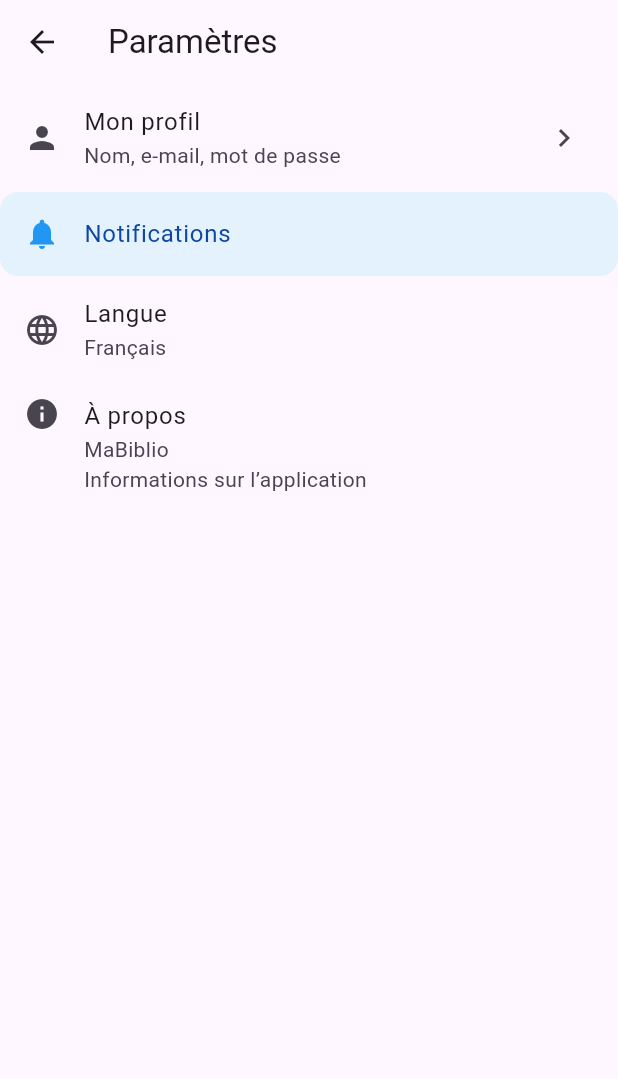
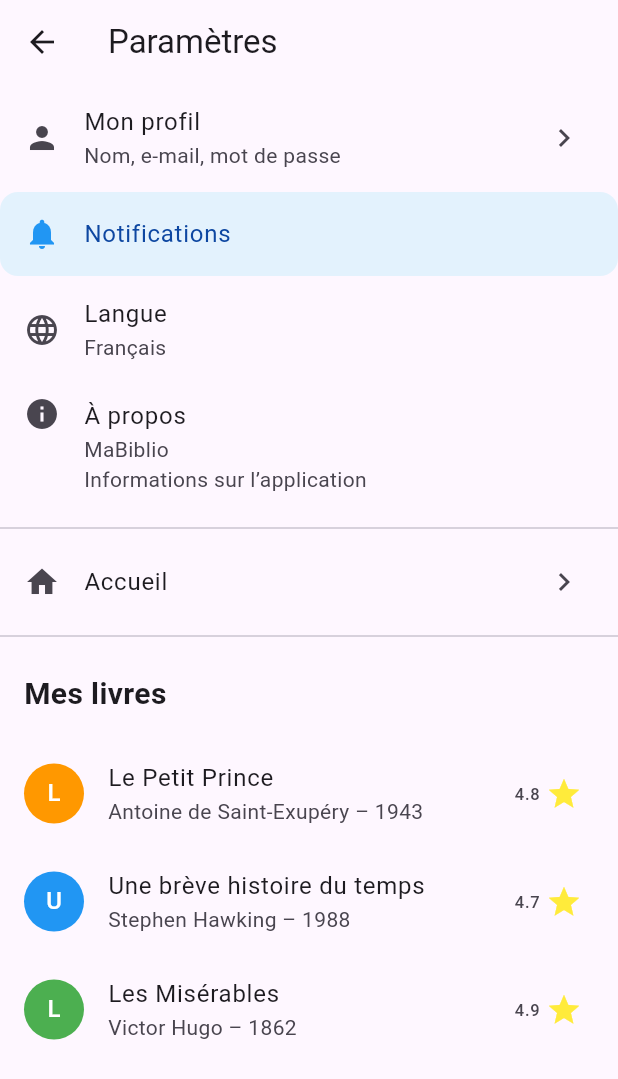
Before and after one commit to eyarhim-dev/cour-flutter, a Flutter app: the screen it shows after launch, after a tap on the "settings" icon, on a phone screen of 412 x 824 dp. Shown: the top 1079 px of the screen. Run offline on Flutter 3.47's test engine with Material 3 defaults, Android fonts, the light colour scheme and no system bars.

Commit message:
Partie 01 : ListTile – écran Paramètres et livreTile()

```diff
--- a/ma_biblio/lib/main.dart
+++ b/ma_biblio/lib/main.dart
@@ -1,5 +1,4 @@
 import 'package:flutter/material.dart';
-import 'package:ma_biblio/models/livre.dart';
 import 'package:ma_biblio/screens/parametres_screen.dart';
 
 void main() {
@@ -19,67 +18,8 @@ class MaBiblioApp extends StatelessWidget {
   }
 }
 
-class HomePage extends StatefulWidget {
+class HomePage extends StatelessWidget {
   const HomePage({super.key});
-
-  @override
-  State<HomePage> createState() => _HomePageState();
-}
-
-class _HomePageState extends State<HomePage> {
-  // Trois livres temporaires pour vérifier l'affichage.
-  final List<Livre> livres = [
-    Livre(
-      id: 1,
-      titre: 'Le Petit Prince',
-      auteur: 'Antoine de Saint-Exupéry',
-      genre: 'Roman',
-      annee: 1943,
-      note: 4.8,
-      couleur: Colors.orange,
-    ),
-    Livre(
-      id: 2,
-      titre: 'Une brève histoire du temps',
-      auteur: 'Stephen Hawking',
-      genre: 'Science',
-      annee: 1988,
-      note: 4.7,
-      couleur: Colors.blue,
-    ),
-    Livre(
-      id: 3,
-      titre: 'Les Misérables',
-      auteur: 'Victor Hugo',
-      genre: 'Roman',
-      annee: 1862,
-      note: 4.9,
-      couleur: Colors.green,
-    ),
-  ];
-
-  // Q1.7 : afficher un livre sous forme de ListTile.
-  Widget livreTile(Livre livre) {
-    return ListTile(
-      leading: CircleAvatar(
-        backgroundColor: livre.couleur,
-        child: Text(
-          livre.titre.isNotEmpty ? livre.titre[0] : '?',
-          style: const TextStyle(color: Colors.white),
-        ),
-      ),
-      title: Text(livre.titre),
-      subtitle: Text('${livre.auteur} – ${livre.annee}'),
-      trailing: Row(
-        mainAxisSize: MainAxisSize.min,
-        children: [
-          Text(livre.note.toString()),
-          const SizedBox(width: 4),
-          const Icon(Icons.star, color: Colors.yellow),
-        ],
-      ),
-    );
-  }
 
   @override
   Widget build(BuildContext context) {
@@ -87,7 +27,6 @@ class _HomePageState extends State<HomePage> {
       appBar: AppBar(
         title: const Text('MaBiblio'),
         actions: [
-          // Q1.6 : ouvrir l'écran Paramètres.
           IconButton(
             icon: const Icon(Icons.settings),
             tooltip: 'Paramètres',
@@ -102,7 +41,7 @@ class _HomePageState extends State<HomePage> {
           ),
         ],
       ),
-      body: ListView(children: livres.take(3).map(livreTile).toList()),
+      body: const Center(child: Text('Bienvenue dans MaBiblio')),
     );
   }
 }
--- a/ma_biblio/lib/screens/parametres_screen.dart
+++ b/ma_biblio/lib/screens/parametres_screen.dart
@@ -1,13 +1,66 @@
 import 'package:flutter/material.dart';
+import 'package:ma_biblio/models/livre.dart';
 
 class ParametresScreen extends StatelessWidget {
   const ParametresScreen({super.key});
 
+  Widget livreTile(Livre livre) {
+    return ListTile(
+      leading: CircleAvatar(
+        backgroundColor: livre.couleur,
+        child: Text(
+          livre.titre.isNotEmpty ? livre.titre[0].toUpperCase() : '?',
+          style: const TextStyle(color: Colors.white),
+        ),
+      ),
+      title: Text(livre.titre),
+      subtitle: Text('${livre.auteur} – ${livre.annee}'),
+      trailing: Row(
+        mainAxisSize: MainAxisSize.min,
+        children: [
+          Text(livre.note.toString()),
+          const SizedBox(width: 4),
+          const Icon(Icons.star, color: Colors.yellow),
+        ],
+      ),
+    );
+  }
+
   @override
   Widget build(BuildContext context) {
+    final List<Livre> livres = [
+      Livre(
+        id: 1,
+        titre: 'Le Petit Prince',
+        auteur: 'Antoine de Saint-Exupéry',
+        genre: 'Roman',
+        annee: 1943,
+        note: 4.8,
+        couleur: Colors.orange,
+      ),
+      Livre(
+        id: 2,
+        titre: 'Une brève histoire du temps',
+        auteur: 'Stephen Hawking',
+        genre: 'Science',
+        annee: 1988,
+        note: 4.7,
+        couleur: Colors.blue,
+      ),
+      Livre(
+        id: 3,
+        titre: 'Les Misérables',
+        auteur: 'Victor Hugo',
+        genre: 'Roman',
+        annee: 1862,
+        note: 4.9,
+        couleur: Colors.green,
+      ),
+    ];
+
     return Scaffold(
       appBar: AppBar(title: const Text('Paramètres')),
-      body: Column(
+      body: ListView(
         children: [
           ListTile(
             leading: const Icon(Icons.person),
@@ -20,7 +73,6 @@ class ParametresScreen extends StatelessWidget {
               );
             },
           ),
-
           ListTile(
             leading: const Icon(Icons.notifications),
             title: const Text('Notifications'),
@@ -31,29 +83,35 @@ class ParametresScreen extends StatelessWidget {
               borderRadius: BorderRadius.circular(12),
             ),
           ),
-
           const ListTile(
             leading: Icon(Icons.language),
             title: Text('Langue'),
             subtitle: Text('Français'),
           ),
-
-          // Q1.4 : tester les propriétés séparément.
-          // dense: true réduit la hauteur de la ligne.
-          // isThreeLine: true réserve plus de hauteur
-          // pour afficher un sous-titre sur deux lignes.
-          // enabled: false désactive la ligne et atténue son apparence.
           ListTile(
             leading: const Icon(Icons.info),
             title: const Text('À propos'),
             subtitle: const Text('MaBiblio\nInformations sur l’application'),
-
-            // Q1.4 : décommenter une propriété à la fois
-            // pour observer son effet.
-            // dense: true,
             isThreeLine: true,
-            // enabled: false,
           ),
+          const Divider(),
+          ListTile(
+            leading: const Icon(Icons.home),
+            title: const Text('Accueil'),
+            trailing: const Icon(Icons.chevron_right),
+            onTap: () {
+              Navigator.pop(context);
+            },
+          ),
+          const Divider(),
+          const Padding(
+            padding: EdgeInsets.all(16),
+            child: Text(
+              'Mes livres',
+              style: TextStyle(fontSize: 20, fontWeight: FontWeight.bold),
+            ),
+          ),
+          ...livres.take(3).map(livreTile),
         ],
       ),
     );
```
Also changed, not shown: 1 other file.
